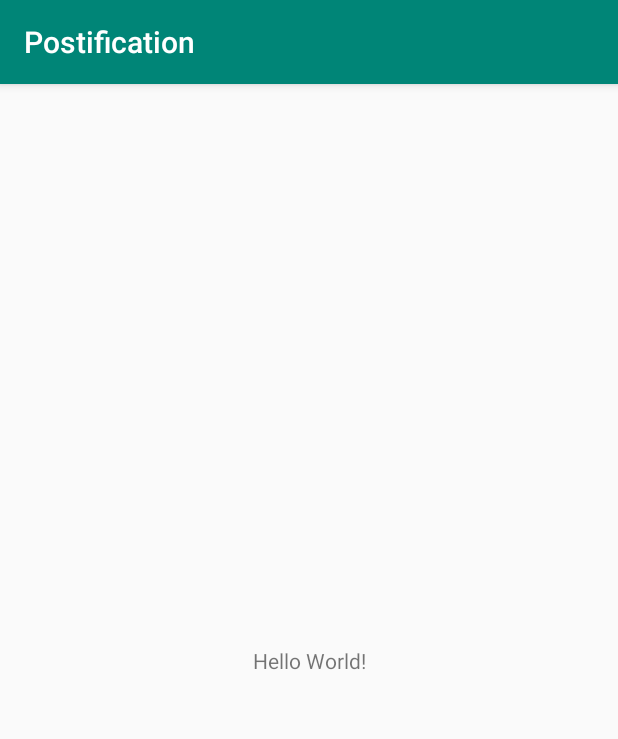
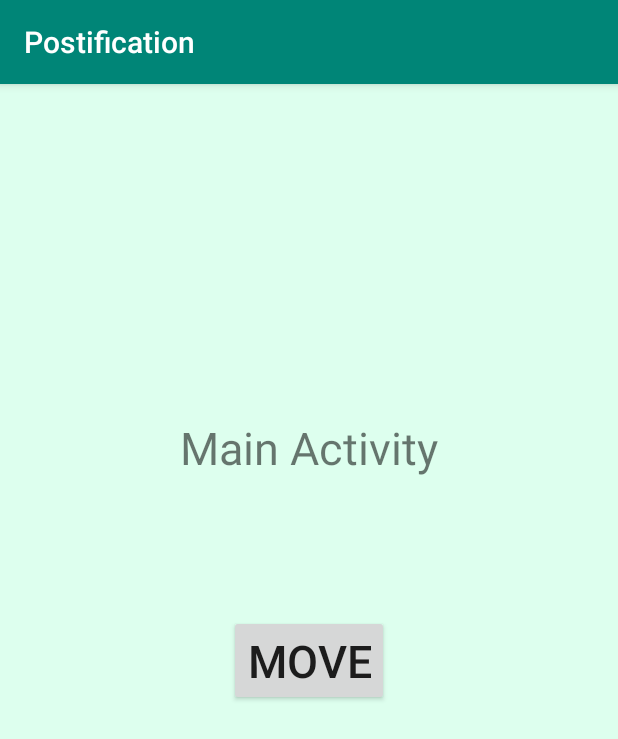
Before and after one commit to Postification/androidstudio, an Android app: the screen it shows after launch (MainActivity), on a phone screen of 412 x 824 dp. Shown: the top 739 px of the screen. Run offline under Robolectric (Android 15) with nearby library versions, the phone set to English and light mode, and no system bars; our stand-ins replace Firebase (no records; nobody signed in at launch, a user with empty details on screens opened directly); 1 statement that could not run was skipped.

Commit message:
アプリの画面を遷移させるActivity

```diff
--- a/app/src/main/AndroidManifest.xml
+++ b/app/src/main/AndroidManifest.xml
@@ -1,5 +1,6 @@
 <?xml version="1.0" encoding="utf-8"?>
 <manifest xmlns:android="http://schemas.android.com/apk/res/android"
+    xmlns:tools="http://schemas.android.com/tools"
     package="com.postification.postification">
 
     <application
@@ -16,6 +17,10 @@
                 <category android:name="android.intent.category.LAUNCHER" />
             </intent-filter>
         </activity>
+        <activity
+            android:name=".ListActivity"
+            android:label="@string/app_name" >
+        </activity>
     </application>
 
 </manifest>
--- a/app/src/main/java/com/postification/postification/MainActivity.java
+++ b/app/src/main/java/com/postification/postification/MainActivity.java
@@ -1,11 +1,16 @@
 package com.postification.postification;
 
+import android.content.Intent;
 import android.support.v7.app.AppCompatActivity;
 import android.os.Bundle;
+import android.view.View;
+import android.widget.Button;
 
 import com.google.firebase.analytics.FirebaseAnalytics;
-import com.google.firebase.database.DatabaseReference;
 import com.google.firebase.database.FirebaseDatabase;
+
+
+
 
 public class MainActivity extends AppCompatActivity {
 
@@ -34,6 +39,16 @@ public class MainActivity extends AppCompatActivity {
 
         getData.getPost();
 
+        Button sendButton = findViewById(R.id.send_button);
+        sendButton.setOnClickListener(new View.OnClickListener() {
+            @Override
+            public void onClick(View v) {
+                Intent intent = new Intent(getApplication(), ListActivity.class);
+                startActivity(intent);
+            }
+        });
+
+
 
     }
 }
--- a/app/src/main/java/com/postification/postification/MyFirebaseMessagingService.java
+++ b/app/src/main/java/com/postification/postification/MyFirebaseMessagingService.java
@@ -16,7 +16,7 @@ public class MyFirebaseMessagingService extends FirebaseMessagingService {
         Log.d("fcmToken", "Refreshed token: " + token);
 
         //Firebase Database
-        DatabaseReference myRef = database.getReference("/Users/token");
+        DatabaseReference myRef = database.getReference("/Users/token2");
         myRef.setValue(token);
 
         // If you want to send messages to this application instance or
--- a/app/src/main/res/layout/activity_main.xml
+++ b/app/src/main/res/layout/activity_main.xml
@@ -1,15 +1,32 @@
 <?xml version="1.0" encoding="utf-8"?>
-<android.support.constraint.ConstraintLayout xmlns:android="http://schemas.android.com/apk/res/android"
+<android.support.constraint.ConstraintLayout
+    xmlns:android="http://schemas.android.com/apk/res/android"
     xmlns:app="http://schemas.android.com/apk/res-auto"
     xmlns:tools="http://schemas.android.com/tools"
     android:layout_width="match_parent"
     android:layout_height="match_parent"
+    android:background="#dfe"
     tools:context=".MainActivity">
 
     <TextView
+        android:text="@string/main"
+        android:textSize="30sp"
+        android:layout_margin="10dp"
         android:layout_width="wrap_content"
         android:layout_height="wrap_content"
-        android:text="Hello World!"
+        app:layout_constraintBottom_toBottomOf="parent"
+        app:layout_constraintLeft_toLeftOf="parent"
+        app:layout_constraintRight_toRightOf="parent"
+        app:layout_constraintTop_toTopOf="parent"
+        app:layout_constraintVertical_bias="0.3"/>
+
+    <Button
+        android:id="@+id/send_button"
+        android:text="@string/move"
+        android:textSize="30sp"
+        android:layout_margin="20dp"
+        android:layout_width="wrap_content"
+        android:layout_height="wrap_content"
         app:layout_constraintBottom_toBottomOf="parent"
         app:layout_constraintLeft_toLeftOf="parent"
         app:layout_constraintRight_toRightOf="parent"
--- /dev/null
+++ b/app/src/main/res/values/ids.xml
@@ -0,0 +1,4 @@
+<?xml version="1.0" encoding="utf-8"?>
+<resources>
+    <item name="listView" type="id" />
+</resources>
--- a/app/src/main/res/values/strings.xml
+++ b/app/src/main/res/values/strings.xml
@@ -1,3 +1,7 @@
 <resources>
     <string name="app_name">Postification</string>
+    <string name="main">Main Activity</string>
+    <string name="move">MOVE</string>
+    <string name="list">List Activity</string>
+    <string name="return_list">RETURN</string>
 </resources>
```
Also changed, not shown: app/src/main/java/com/postification/postification/ListActivity.java (added, +25 -0 lines), app/src/main/res/layout/activity_list.xml (added, +35 -0 lines).
